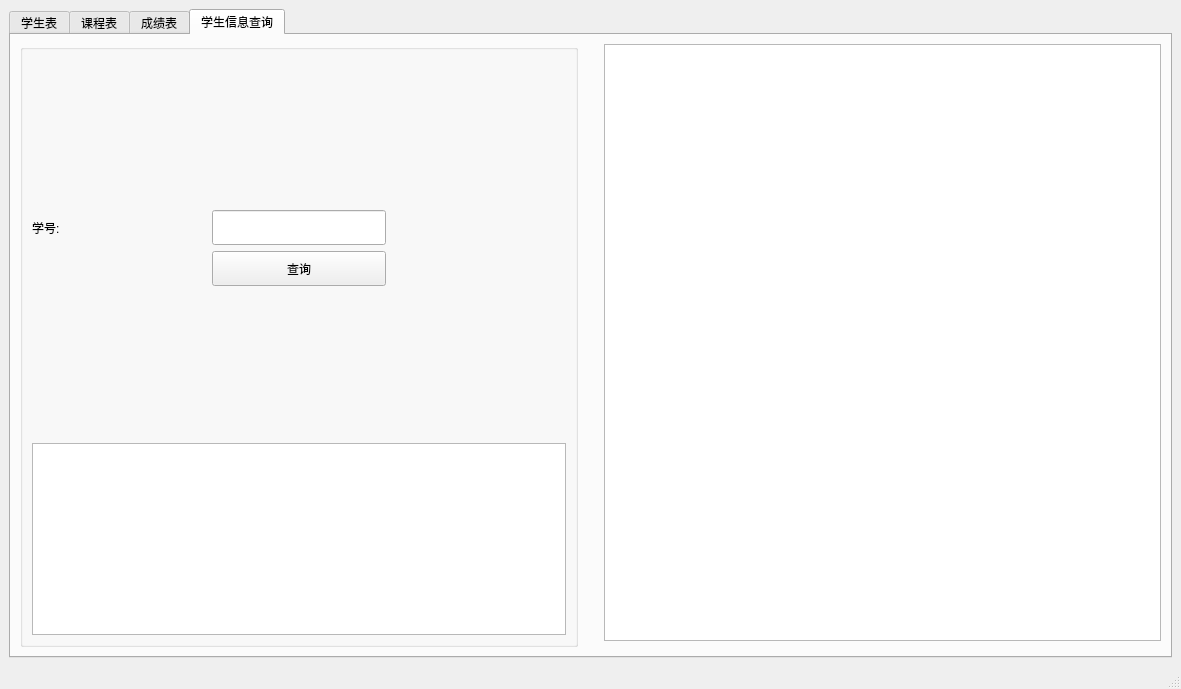
Qt form mainwindow.ui (Leun9/xuos-sqlite) before a commit.
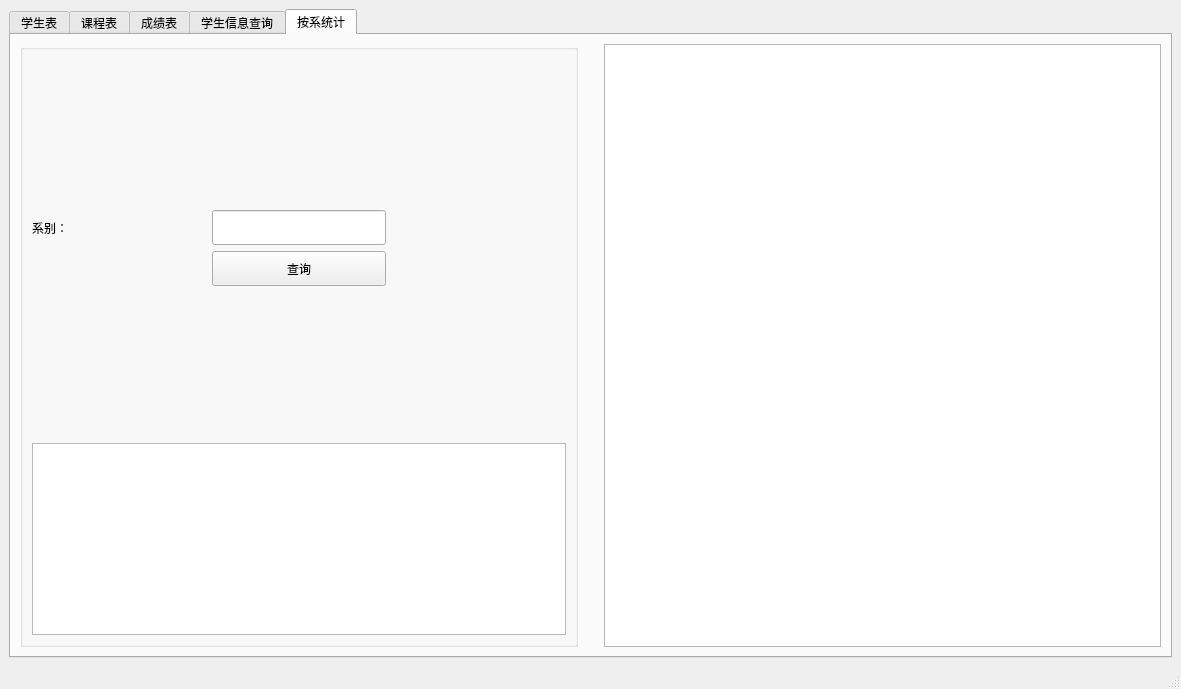
The same form after that commit.

```diff
--- a/mainwindow.ui
+++ b/mainwindow.ui
@@ -30,7 +30,7 @@
        </size>
       </property>
       <property name="currentIndex">
-       <number>3</number>
+       <number>4</number>
       </property>
       <widget class="QWidget" name="tab_1">
        <attribute name="title">
@@ -1052,6 +1052,138 @@
         </item>
        </layout>
       </widget>
+      <widget class="QWidget" name="tab">
+       <attribute name="title">
+        <string>按系统计</string>
+       </attribute>
+       <layout class="QGridLayout" name="gridLayout_14">
+        <item row="0" column="0">
+         <widget class="QGroupBox" name="groupBox_9">
+          <property name="title">
+           <string/>
+          </property>
+          <layout class="QGridLayout" name="gridLayout_13">
+           <item row="1" column="0">
+            <widget class="QLabel" name="label_20">
+             <property name="text">
+              <string>系别：</string>
+             </property>
+            </widget>
+           </item>
+           <item row="0" column="1">
+            <spacer name="verticalSpacer_6">
+             <property name="orientation">
+              <enum>Qt::Vertical</enum>
+             </property>
+             <property name="sizeHint" stdset="0">
+              <size>
+               <width>20</width>
+               <height>40</height>
+              </size>
+             </property>
+            </spacer>
+           </item>
+           <item row="4" column="0" colspan="3">
+            <widget class="QTableWidget" name="tbwSum1"/>
+           </item>
+           <item row="2" column="2">
+            <spacer name="horizontalSpacer_20">
+             <property name="orientation">
+              <enum>Qt::Horizontal</enum>
+             </property>
+             <property name="sizeHint" stdset="0">
+              <size>
+               <width>40</width>
+               <height>20</height>
+              </size>
+             </property>
+            </spacer>
+           </item>
+           <item row="2" column="1">
+            <widget class="QPushButton" name="btnSum">
+             <property name="minimumSize">
+              <size>
+               <width>0</width>
+               <height>35</height>
+              </size>
+             </property>
+             <property name="maximumSize">
+              <size>
+               <width>195</width>
+               <height>35</height>
+              </size>
+             </property>
+             <property name="text">
+              <string>查询</string>
+             </property>
+            </widget>
+           </item>
+           <item row="1" column="1">
+            <widget class="QLineEdit" name="leSum">
+             <property name="minimumSize">
+              <size>
+               <width>0</width>
+               <height>35</height>
+              </size>
+             </property>
+             <property name="maximumSize">
+              <size>
+               <width>195</width>
+               <height>35</height>
+              </size>
+             </property>
+            </widget>
+           </item>
+           <item row="3" column="1">
+            <spacer name="verticalSpacer_7">
+             <property name="orientation">
+              <enum>Qt::Vertical</enum>
+             </property>
+             <property name="sizeHint" stdset="0">
+              <size>
+               <width>20</width>
+               <height>40</height>
+              </size>
+             </property>
+            </spacer>
+           </item>
+           <item row="2" column="0">
+            <spacer name="horizontalSpacer_21">
+             <property name="orientation">
+              <enum>Qt::Horizontal</enum>
+             </property>
+             <property name="sizeHint" stdset="0">
+              <size>
+               <width>40</width>
+               <height>20</height>
+              </size>
+             </property>
+            </spacer>
+           </item>
+          </layout>
+         </widget>
+        </item>
+        <item row="0" column="1">
+         <spacer name="horizontalSpacer_19">
+          <property name="orientation">
+           <enum>Qt::Horizontal</enum>
+          </property>
+          <property name="sizeType">
+           <enum>QSizePolicy::Minimum</enum>
+          </property>
+          <property name="sizeHint" stdset="0">
+           <size>
+            <width>20</width>
+            <height>20</height>
+           </size>
+          </property>
+         </spacer>
+        </item>
+        <item row="0" column="2">
+         <widget class="QTableWidget" name="tbwSum2"/>
+        </item>
+       </layout>
+      </widget>
      </widget>
     </item>
    </layout>
```
